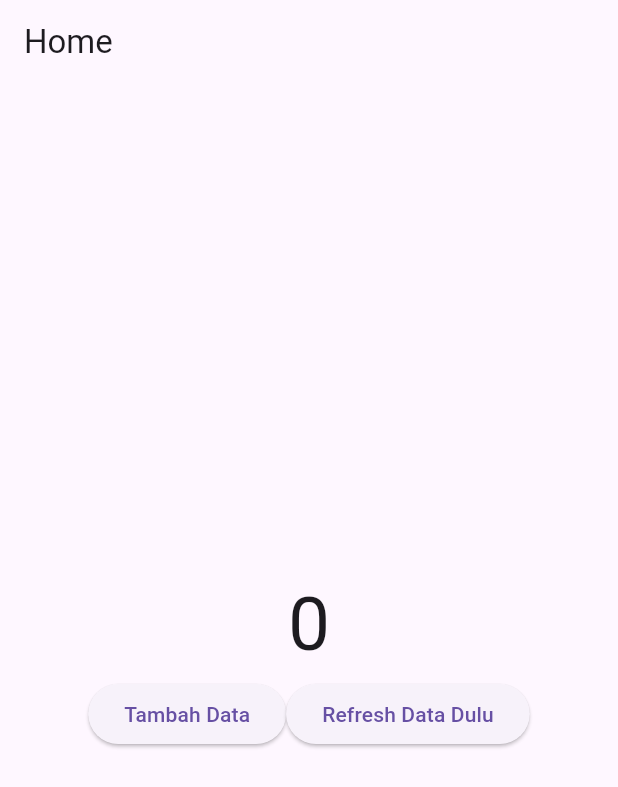
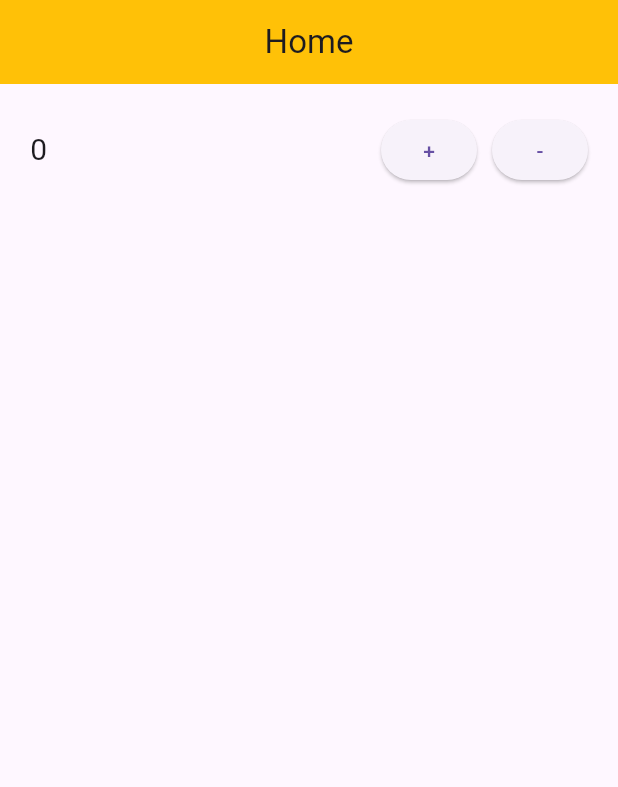
Before and after one commit to Suwandi-amin-sangaji/Flutter_State_Management_GetX, a Flutter app: the screen it shows after launch, on a phone screen of 412 x 824 dp. Shown: the top 787 px of the screen. Run offline on Flutter 3.47's test engine with Material 3 defaults, Android fonts, the phone set to English and light mode, and no system bars; our stand-ins replace get.

Commit message:
Reactive Variabel GetX

```diff
--- a/lib/controllers/home_Controller.dart
+++ b/lib/controllers/home_Controller.dart
@@ -1,17 +1,8 @@
 import 'package:get/get.dart';
 
 class HomeController extends GetxController {
-  //var data = 0.obs; //Ini reactive variable
-  int data = 0; //ini simple variabel
+  var data = 0.obs;
 
-  void tambahData() {
-    data = data + 1;
-    if (data == 3) {
-      update();
-    }
-  }
-
-  void refreshData() {
-    update();
-  }
+  void increment() => data++;
+  void decrement() => data--;
 }
--- a/lib/main.dart
+++ b/lib/main.dart
@@ -1,6 +1,6 @@
 import 'package:flutter/material.dart';
 import 'package:get/get.dart';
-import './pages/home.dart';
+import 'package:state_management_getx/pages/home.dart';
 
 void main() {
   runApp(MyApp());
@@ -12,6 +12,7 @@ class MyApp extends StatelessWidget {
   @override
   Widget build(BuildContext context) {
     return GetMaterialApp(
+      debugShowCheckedModeBanner: false,
       home: HomePage(),
     );
   }
--- a/lib/pages/home.dart
+++ b/lib/pages/home.dart
@@ -9,49 +9,44 @@ class HomePage extends StatelessWidget {
   Widget build(BuildContext context) {
     return Scaffold(
       appBar: AppBar(
-        title: const Text('Home'),
+        title: Text('Home'),
+        backgroundColor: Colors.amber,
+        centerTitle: true,
       ),
-      body: Center(
-        child: Column(
-          mainAxisAlignment: MainAxisAlignment.center,
+      body: ListView(
+        padding: EdgeInsets.all(20),
         children: [
-            // Obx(
-            //   () => Text(
-            //     '${homeC.data}',
-            //     style: TextStyle(
-            //       fontSize: 50,
-            //     ),
-            //   ),
-            // ),
-
-            GetBuilder<HomeController>(
-              builder: (controller) => Text(
+          Row(
+            mainAxisAlignment: MainAxisAlignment.spaceBetween,
+            children: [
+              Obx(
+                () => Text(
                   '${homeC.data}',
-                style: TextStyle(
-                  fontSize: 50,
-                ),
+                  style: TextStyle(fontSize: 20),
                 ),
               ),
               Row(
-              mainAxisAlignment: MainAxisAlignment.center,
                 children: [
                   ElevatedButton(
                     onPressed: () {
-                    homeC.tambahData();
+                      homeC.increment();
                     },
-                  child: Text('Tambah Data'),
+                    child: Text('+'),
+                  ),
+                  SizedBox(
+                    width: 10,
                   ),
                   ElevatedButton(
                     onPressed: () {
-                    // homeC.tambahData();
-                    homeC.refreshData();
+                      homeC.decrement();
                     },
-                  child: Text('Refresh Data Dulu'),
+                    child: Text('-'),
                   ),
                 ],
               )
             ],
           ),
+        ],
       ),
     );
   }
```
Also changed, not shown: 1 other file. Lines whose indentation alone changed are shown as unchanged.
